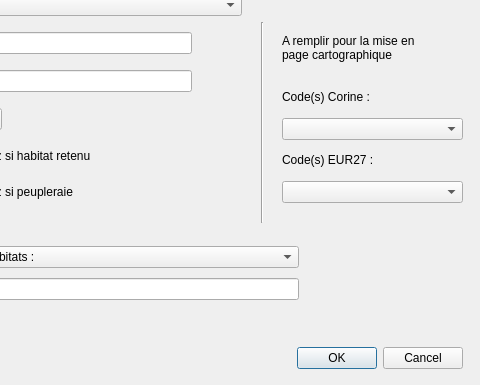
Old version of the form ui_bdhabnat_dialog.ui in the repository CEN-Hauts-de-France/bdhabnat_cenhdf; both pictures show x 238 to 718 and y 258 to 643 of the 718 by 643 pixel window.
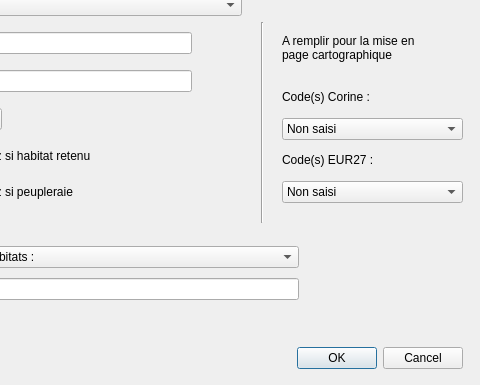
New version of the form.

Commit message: Remplissage des champs "rarete", "menace " et "patrimonialite" dans la table t_ce_habnat_surf quand le référentiel du CBNBL est sélectionné. Lorsque l'utilisateur ne choisit pas de code Corine et/ou Eur27, le texte "Non saisi" est enregsitré en base dans les champs "code_corine" et/ou "code_eur27".

Patch:
```diff
--- a/ui_bdhabnat_dialog.ui
+++ b/ui_bdhabnat_dialog.ui
@@ -602,7 +602,16 @@
      </widget>
     </item>
     <item>
-     <widget class="QComboBox" name="cbx_corine_mep"/>
+     <widget class="QComboBox" name="cbx_corine_mep">
+      <property name="currentIndex">
+       <number>0</number>
+      </property>
+      <item>
+       <property name="text">
+        <string>Non saisi</string>
+       </property>
+      </item>
+     </widget>
     </item>
     <item>
      <widget class="QLabel" name="lbl_codeeur27_mep">
@@ -615,7 +624,16 @@
      </widget>
     </item>
     <item>
-     <widget class="QComboBox" name="cbx_eur27_mep"/>
+     <widget class="QComboBox" name="cbx_eur27_mep">
+      <property name="currentIndex">
+       <number>0</number>
+      </property>
+      <item>
+       <property name="text">
+        <string>Non saisi</string>
+       </property>
+      </item>
+     </widget>
     </item>
    </layout>
   </widget>
```
The commit also changes 1 other file.
